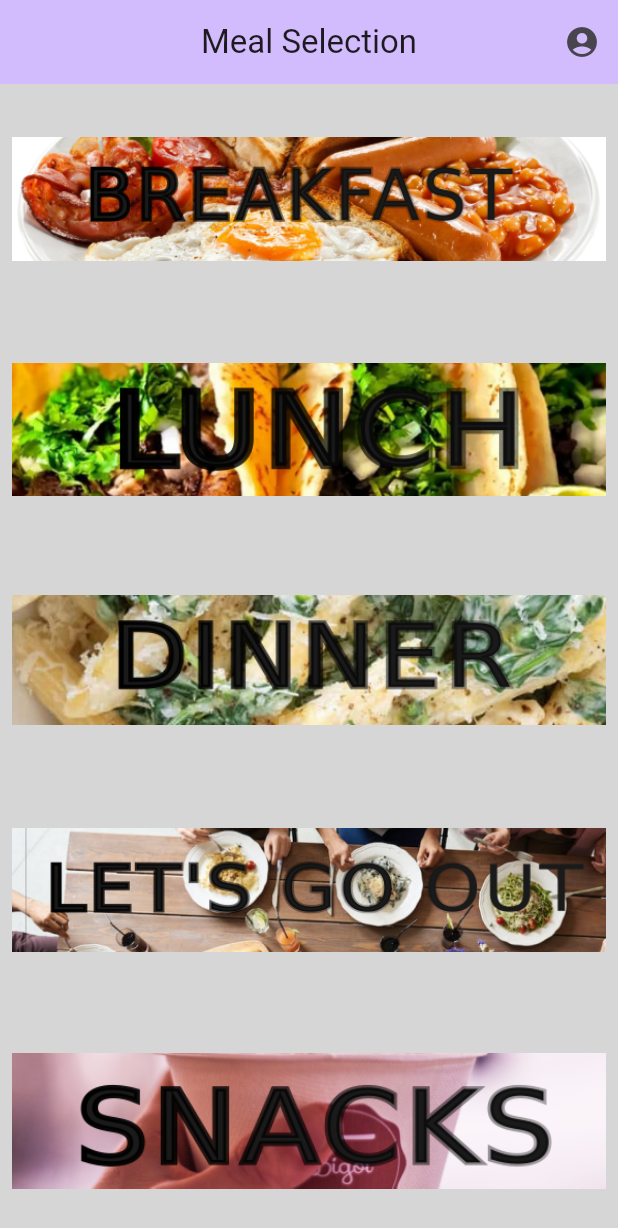
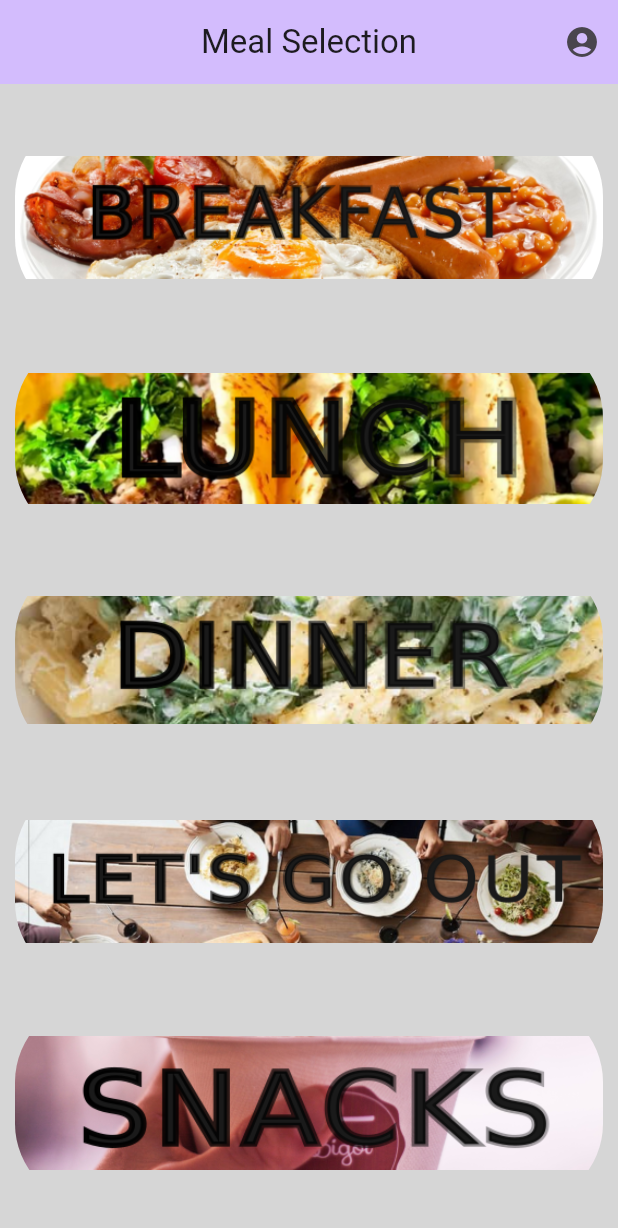
Before and after one commit to RobKabob1/mealselection, a Flutter app: the screen it shows after launch, on a phone screen of 412 x 824 dp. Shown: the top 1228 px of the screen. Run offline on Flutter 3.47's test engine with Material 2 defaults, Android fonts, the phone set to English and light mode, and no system bars; our stand-ins replace url_strategy.

Commit message:
Updated Home Screen Buttons

```diff
--- a/lib/home.dart
+++ b/lib/home.dart
@@ -51,14 +51,13 @@ class _HomeState extends State<Home> {
           child: Column(
             mainAxisAlignment: MainAxisAlignment.center,
             children: [
+              const SizedBox(height: 20),
               //breakfast
               Expanded(
-                child: IconButton(
-                  iconSize: 20,
-                  icon: Image.asset(
-                    'images/screens/breakfast.png',
-                  ),
-                  onPressed: () {
+                child: Container(
+                  padding: const EdgeInsets.symmetric(horizontal: 10),
+                  child: GestureDetector(
+                    onTap: () {
                       Navigator.push(
                         context,
                         MaterialPageRoute(
@@ -68,14 +67,26 @@ class _HomeState extends State<Home> {
                         ),
                       );
                     },
+                    child: Container(
+                      clipBehavior: Clip.hardEdge,
+                      decoration: BoxDecoration(
+                        borderRadius: BorderRadius.circular(55),
+                        image: const DecorationImage(
+                          image: AssetImage('images/screens/breakfast.png'),
+                          fit: BoxFit.fitWidth,
                         ),
                       ),
+                    ),
+                  ),
+                ),
+              ),
+              const SizedBox(height: 10),
               //lunch
               Expanded(
-                child: IconButton(
-                  iconSize: 20,
-                  icon: Image.asset('images/screens/lunch.png'),
-                  onPressed: () {
+                child: Container(
+                  padding: const EdgeInsets.symmetric(horizontal: 10),
+                  child: GestureDetector(
+                    onTap: () {
                       Navigator.push(
                         context,
                         MaterialPageRoute(
@@ -85,14 +96,26 @@ class _HomeState extends State<Home> {
                         ),
                       );
                     },
+                    child: Container(
+                      clipBehavior: Clip.hardEdge,
+                      decoration: BoxDecoration(
+                        borderRadius: BorderRadius.circular(55),
+                        image: const DecorationImage(
+                          image: AssetImage('images/screens/lunch.png'),
+                          fit: BoxFit.fitWidth,
                         ),
                       ),
+                    ),
+                  ),
+                ),
+              ),
+              const SizedBox(height: 10),
               //dinner
               Expanded(
-                child: IconButton(
-                  iconSize: 20,
-                  icon: Image.asset('images/screens/dinner.png'),
-                  onPressed: () {
+                child: Container(
+                  padding: const EdgeInsets.symmetric(horizontal: 10),
+                  child: GestureDetector(
+                    onTap: () {
                       Navigator.push(
                         context,
                         MaterialPageRoute(
@@ -102,16 +125,26 @@ class _HomeState extends State<Home> {
                         ),
                       );
                     },
+                    child: Container(
+                      clipBehavior: Clip.hardEdge,
+                      decoration: BoxDecoration(
+                        borderRadius: BorderRadius.circular(55),
+                        image: const DecorationImage(
+                          image: AssetImage('images/screens/dinner.png'),
+                          fit: BoxFit.fitWidth,
                         ),
                       ),
+                    ),
+                  ),
+                ),
+              ),
+              const SizedBox(height: 10),
               //restaurants
               Expanded(
-                child: IconButton(
-                  iconSize: 20,
-                  icon: Image.asset(
-                    'images/screens/restaurants.png',
-                  ),
-                  onPressed: () {
+                child: Container(
+                  padding: const EdgeInsets.symmetric(horizontal: 10),
+                  child: GestureDetector(
+                    onTap: () {
                       Navigator.push(
                         context,
                         MaterialPageRoute(
@@ -121,14 +154,26 @@ class _HomeState extends State<Home> {
                         ),
                       );
                     },
+                    child: Container(
+                      clipBehavior: Clip.hardEdge,
+                      decoration: BoxDecoration(
+                        borderRadius: BorderRadius.circular(55),
+                        image: const DecorationImage(
+                          image: AssetImage('images/screens/restaurants.png'),
+                          fit: BoxFit.fitWidth,
                         ),
                       ),
+                    ),
+                  ),
+                ),
+              ),
+              const SizedBox(height: 10),
               //snacks
               Expanded(
-                child: IconButton(
-                  iconSize: 20,
-                  icon: Image.asset('images/screens/snacks.png'),
-                  onPressed: () {
+                child: Container(
+                  padding: const EdgeInsets.symmetric(horizontal: 10),
+                  child: GestureDetector(
+                    onTap: () {
                       Navigator.push(
                         context,
                         MaterialPageRoute(
@@ -138,8 +183,20 @@ class _HomeState extends State<Home> {
                         ),
                       );
                     },
+                    child: Container(
+                      clipBehavior: Clip.hardEdge,
+                      decoration: BoxDecoration(
+                        borderRadius: BorderRadius.circular(55),
+                        image: const DecorationImage(
+                          image: AssetImage('images/screens/snacks.png'),
+                          fit: BoxFit.fitWidth,
                         ),
                       ),
+                    ),
+                  ),
+                ),
+              ),
+              const SizedBox(height: 20),
             ],
           ),
         ),
--- a/lib/main.dart
+++ b/lib/main.dart
@@ -20,7 +20,7 @@ class MyApp extends StatelessWidget {
   @override
   Widget build(BuildContext context) {
     return MaterialApp(
-      title: 'Flutter Demo',
+      title: 'Meal Selection',
       debugShowCheckedModeBanner: false,
       theme: ThemeData(
         colorScheme: ColorScheme.fromSeed(seedColor: Colors.deepPurple),
```
Lines whose indentation alone changed are shown as unchanged.
